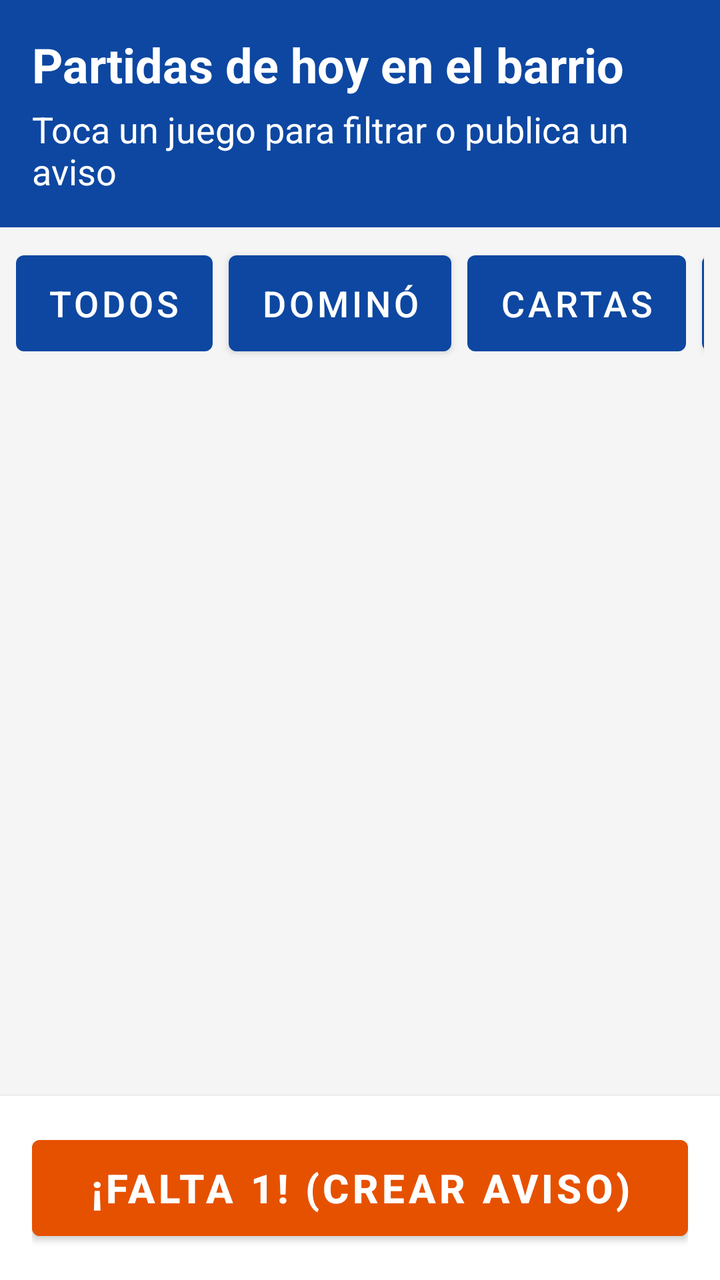
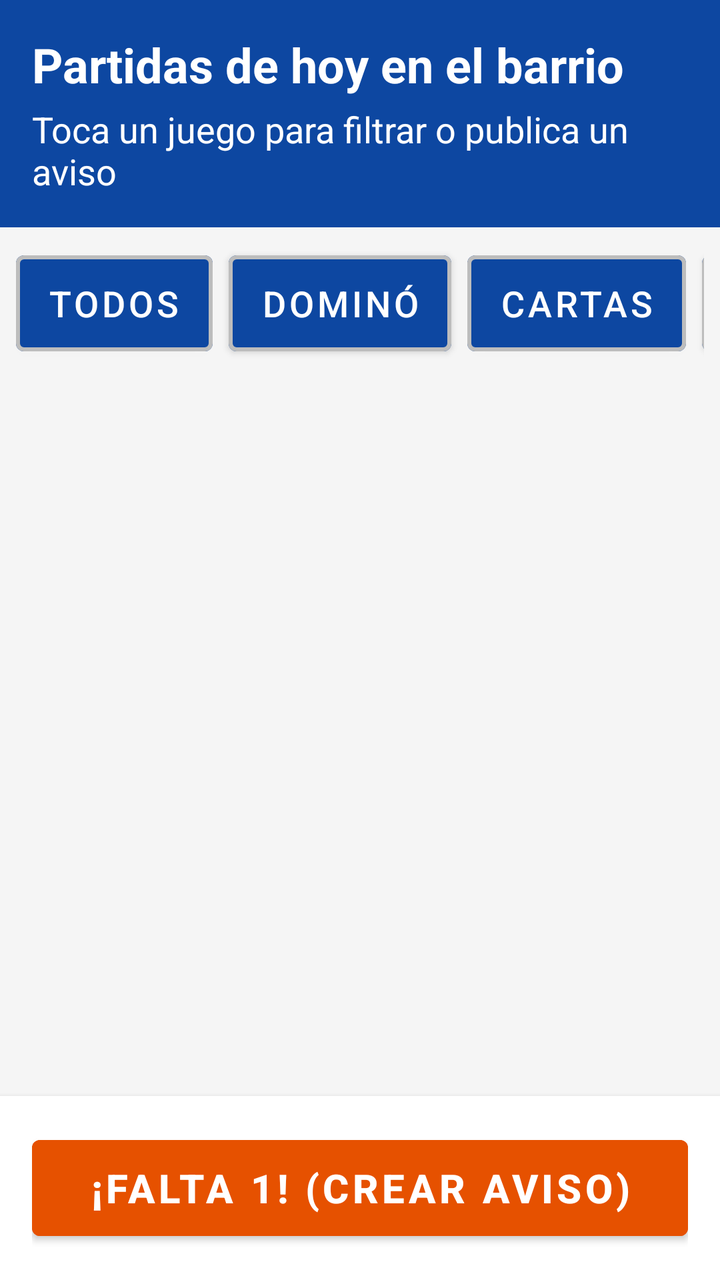

Compare the two renders of this Android layout. The source of the first and the diff that turns it into the second are given below.
<!-- AndroidManifest.xml: application theme Theme.FaltaUno -->
<!-- res/layout/activity_main.xml -->
<?xml version="1.0" encoding="utf-8"?>
<LinearLayout xmlns:android="http://schemas.android.com/apk/res/android"
    xmlns:tools="http://schemas.android.com/tools"
    android:layout_width="match_parent"
    android:layout_height="match_parent"
    android:background="@color/color_fondo"
    android:orientation="vertical"
    tools:context=".ui.MainActivity">

    
    <LinearLayout
        android:layout_width="match_parent"
        android:layout_height="wrap_content"
        android:background="@color/color_primario"
        android:orientation="vertical"
        android:padding="@dimen/padding_general">

        <TextView
            android:id="@+id/tvTituloCabecera"
            android:layout_width="match_parent"
            android:layout_height="wrap_content"
            android:text="@string/titulo_pantalla_principal"
            android:textColor="@color/color_texto_blanco"
            android:textSize="@dimen/texto_titulo"
            android:textStyle="bold" />

        <TextView
            android:id="@+id/tvSubtituloCabecera"
            android:layout_width="match_parent"
            android:layout_height="wrap_content"
            android:layout_marginTop="4dp"
            android:text="@string/subtitulo_pantalla_principal"
            android:textColor="@color/color_texto_blanco"
            android:textSize="@dimen/texto_base" />

    </LinearLayout>

    
    <HorizontalScrollView
        android:layout_width="match_parent"
        android:layout_height="wrap_content"
        android:paddingStart="@dimen/padding_pequeno"
        android:paddingTop="@dimen/padding_pequeno"
        android:paddingEnd="@dimen/padding_pequeno"
        android:paddingBottom="@dimen/padding_pequeno"
        android:scrollbars="none">

        <LinearLayout
            android:layout_width="wrap_content"
            android:layout_height="wrap_content"
            android:orientation="horizontal">

            <Button
                android:id="@+id/btnFiltroTodos"
                android:layout_width="wrap_content"
                android:layout_height="@dimen/btn_min_tamano"
                android:layout_marginEnd="@dimen/padding_pequeno"
                android:minWidth="@dimen/btn_min_tamano"
                android:text="@string/juego_todos"
                android:textSize="@dimen/texto_base" />

            <Button
                android:id="@+id/btnFiltroDomino"
                android:layout_width="wrap_content"
                android:layout_height="@dimen/btn_min_tamano"
                android:layout_marginEnd="@dimen/padding_pequeno"
                android:minWidth="@dimen/btn_min_tamano"
                android:text="@string/juego_domino"
                android:textSize="@dimen/texto_base" />

            <Button
                android:id="@+id/btnFiltroCartas"
                android:layout_width="wrap_content"
                android:layout_height="@dimen/btn_min_tamano"
                android:layout_marginEnd="@dimen/padding_pequeno"
                android:minWidth="@dimen/btn_min_tamano"
                android:text="@string/juego_cartas"
                android:textSize="@dimen/texto_base" />

            <Button
                android:id="@+id/btnFiltroPetanca"
                android:layout_width="wrap_content"
                android:layout_height="@dimen/btn_min_tamano"
                android:layout_marginEnd="@dimen/padding_pequeno"
                android:minWidth="@dimen/btn_min_tamano"
                android:text="@string/juego_petanca"
                android:textSize="@dimen/texto_base" />

            <Button
                android:id="@+id/btnFiltroParchis"
                android:layout_width="wrap_content"
                android:layout_height="@dimen/btn_min_tamano"
                android:minWidth="@dimen/btn_min_tamano"
                android:text="@string/juego_parchis"
                android:textSize="@dimen/texto_base" />

        </LinearLayout>
    </HorizontalScrollView>

    
    <FrameLayout
        android:layout_width="match_parent"
        android:layout_height="0dp"
        android:layout_weight="1">

        
        <androidx.recyclerview.widget.RecyclerView
            android:id="@+id/rvPartidas"
            android:layout_width="match_parent"
            android:layout_height="match_parent"
            android:clipToPadding="false"
            android:paddingTop="@dimen/padding_pequeno"
            android:paddingBottom="@dimen/padding_pequeno" />

        
        <TextView
            android:id="@+id/tvSinPartidas"
            android:layout_width="match_parent"
            android:layout_height="match_parent"
            android:gravity="center"
            android:padding="@dimen/padding_grande"
            android:text="@string/mensaje_sin_partidas"
            android:textColor="@color/color_texto_secundario"
            android:textSize="@dimen/texto_subtitulo"
            android:visibility="gone" />

    </FrameLayout>

    
    <LinearLayout
        android:layout_width="match_parent"
        android:layout_height="wrap_content"
        android:background="@color/color_fondo_tarjeta"
        android:elevation="@dimen/elevacion_tarjeta"
        android:padding="@dimen/padding_general">

        <Button
            android:id="@+id/btnFaltaUno"
            android:layout_width="match_parent"
            android:layout_height="@dimen/btn_min_tamano"
            android:backgroundTint="@color/color_naranja_falta_uno"
            android:contentDescription="@string/desc_boton_falta_uno"
            android:text="@string/accion_falta_uno"
            android:textColor="@color/color_texto_blanco"
            android:textSize="@dimen/texto_subtitulo"
            android:textStyle="bold" />

    </LinearLayout>

</LinearLayout>
<!-- resources referenced by this layout -->
<resources>
  <color name="color_fondo">#F5F5F5</color>
  <color name="color_fondo_tarjeta">#FFFFFF</color>
  <color name="color_naranja_falta_uno">#E65100</color>
  <color name="color_primario">#0D47A1</color>
  <color name="color_texto_blanco">#FFFFFF</color>
  <color name="color_texto_secundario">#333333</color>
  <dimen name="btn_min_tamano">60dp</dimen>
  <dimen name="elevacion_tarjeta">4dp</dimen>
  <dimen name="padding_general">16dp</dimen>
  <dimen name="padding_grande">24dp</dimen>
  <dimen name="padding_pequeno">8dp</dimen>
  <dimen name="texto_base">18sp</dimen>
  <dimen name="texto_subtitulo">20sp</dimen>
  <dimen name="texto_titulo">24sp</dimen>
  <string name="accion_falta_uno">¡Falta 1! (Crear aviso)</string>
  <string name="desc_boton_falta_uno">Crear una nueva partida para avisar a los vecinos</string>
  <string name="juego_cartas">Cartas</string>
  <string name="juego_domino">Dominó</string>
  <string name="juego_parchis">Parchís</string>
  <string name="juego_petanca">Petanca</string>
  <string name="juego_todos">Todos</string>
  <string name="mensaje_sin_partidas">No hay partidas convocadas para este juego hoy.</string>
  <string name="subtitulo_pantalla_principal">Toca un juego para filtrar o publica un aviso</string>
  <string name="titulo_pantalla_principal">Partidas de hoy en el barrio</string>
  <style name="Theme.FaltaUno" parent="Theme.MaterialComponents.Light.NoActionBar">
          
          <item name="colorPrimary">@color/color_primario</item>
          <item name="colorPrimaryVariant">@color/color_primario_oscuro</item>
          <item name="colorOnPrimary">@color/color_texto_blanco</item>
  
          
          <item name="colorSecondary">@color/color_secundario</item>
          <item name="colorOnSecondary">@color/color_texto_blanco</item>
  
          
          <item name="android:windowBackground">@color/color_fondo</item>
          <item name="android:textColorPrimary">@color/color_texto_principal</item>
          <item name="android:textColorSecondary">@color/color_texto_secundario</item>
  
          
          <item name="android:statusBarColor">@color/color_primario_oscuro</item>
          <item name="android:windowLightStatusBar" tools:targetApi="m">false</item>
      </style>
  <color name="color_primario_oscuro">#002171</color>
  <color name="color_secundario">#1976D2</color>
  <color name="color_texto_principal">#1A1A1A</color>
</resources>

<!-- the commit's change to res/layout/activity_main.xml (unified diff, before → after) -->
@@ -1,5 +1,6 @@
 <?xml version="1.0" encoding="utf-8"?>
 <LinearLayout xmlns:android="http://schemas.android.com/apk/res/android"
+    xmlns:app="http://schemas.android.com/apk/res-auto"
     xmlns:tools="http://schemas.android.com/tools"
     android:layout_width="match_parent"
     android:layout_height="match_parent"
@@ -50,49 +51,59 @@
             android:layout_height="wrap_content"
             android:orientation="horizontal">
 
-            <Button
+            <com.google.android.material.button.MaterialButton
                 android:id="@+id/btnFiltroTodos"
                 android:layout_width="wrap_content"
                 android:layout_height="@dimen/btn_min_tamano"
                 android:layout_marginEnd="@dimen/padding_pequeno"
                 android:minWidth="@dimen/btn_min_tamano"
                 android:text="@string/juego_todos"
-                android:textSize="@dimen/texto_base" />
+                android:textSize="@dimen/texto_base"
+                app:strokeColor="@color/color_borde"
+                app:strokeWidth="2dp" />
 
-            <Button
+            <com.google.android.material.button.MaterialButton
                 android:id="@+id/btnFiltroDomino"
                 android:layout_width="wrap_content"
                 android:layout_height="@dimen/btn_min_tamano"
                 android:layout_marginEnd="@dimen/padding_pequeno"
                 android:minWidth="@dimen/btn_min_tamano"
                 android:text="@string/juego_domino"
-                android:textSize="@dimen/texto_base" />
+                android:textSize="@dimen/texto_base"
+                app:strokeColor="@color/color_borde"
+                app:strokeWidth="2dp" />
 
-            <Button
+            <com.google.android.material.button.MaterialButton
                 android:id="@+id/btnFiltroCartas"
                 android:layout_width="wrap_content"
                 android:layout_height="@dimen/btn_min_tamano"
                 android:layout_marginEnd="@dimen/padding_pequeno"
                 android:minWidth="@dimen/btn_min_tamano"
                 android:text="@string/juego_cartas"
-                android:textSize="@dimen/texto_base" />
+                android:textSize="@dimen/texto_base"
+                app:strokeColor="@color/color_borde"
+                app:strokeWidth="2dp" />
 
-            <Button
+            <com.google.android.material.button.MaterialButton
                 android:id="@+id/btnFiltroPetanca"
                 android:layout_width="wrap_content"
                 android:layout_height="@dimen/btn_min_tamano"
                 android:layout_marginEnd="@dimen/padding_pequeno"
                 android:minWidth="@dimen/btn_min_tamano"
                 android:text="@string/juego_petanca"
-                android:textSize="@dimen/texto_base" />
+                android:textSize="@dimen/texto_base"
+                app:strokeColor="@color/color_borde"
+                app:strokeWidth="2dp" />
 
-            <Button
+            <com.google.android.material.button.MaterialButton
                 android:id="@+id/btnFiltroParchis"
                 android:layout_width="wrap_content"
                 android:layout_height="@dimen/btn_min_tamano"
                 android:minWidth="@dimen/btn_min_tamano"
                 android:text="@string/juego_parchis"
-                android:textSize="@dimen/texto_base" />
+                android:textSize="@dimen/texto_base"
+                app:strokeColor="@color/color_borde"
+                app:strokeWidth="2dp" />
 
         </LinearLayout>
     </HorizontalScrollView>
<!-- resource entries referenced after the edit -->
@@ -1,5 +1,6 @@
 <!-- resources referenced by this layout -->
 <resources>
+  <color name="color_borde">#BDBDBD</color>
   <color name="color_fondo">#F5F5F5</color>
   <color name="color_fondo_tarjeta">#FFFFFF</color>
   <color name="color_naranja_falta_uno">#E65100</color>
